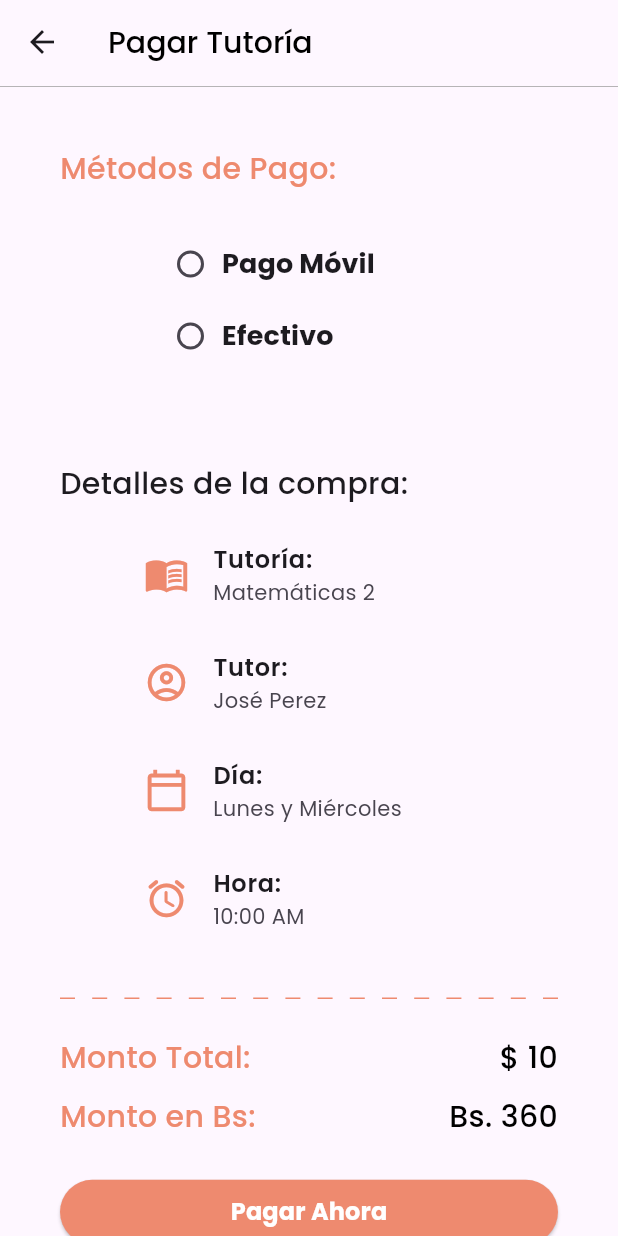
After one commit to Metro-Experts/metroexpert-front, a Flutter app: the PaymentPage screen opened directly, on a phone screen of 412 x 824 dp. The commit adds this screen. Run offline on Flutter 3.47's test engine with Material 3 defaults, Android fonts, the light colour scheme and no system bars; our stand-ins replace firebase_auth, firebase_core, flutter_svg; accounts and stored records are empty.

Commit message:
Vista de Pago y Pago Móvil
La vista de pago y la conexión a la pagina de los datos en caso de elegir esa opción.

```diff
--- a/lib/main.dart
+++ b/lib/main.dart
@@ -3,6 +3,7 @@ import 'package:flutter/material.dart';
 import 'package:metro_experts/pages/create_class.dart';
 import 'package:metro_experts/pages/home_page.dart';
 import 'package:metro_experts/pages/intro_page.dart';
+import 'package:metro_experts/pages/payment_page.dart';
 import 'package:metro_experts/pages/sign_in_page.dart';
 import 'package:metro_experts/pages/tutor_edit_profile.dart';
 import 'package:metro_experts/pages/user_edit_profile.dart';
--- /dev/null
+++ b/lib/pages/payment_page.dart
@@ -0,0 +1,207 @@
+//import 'dart:convert';
+import 'package:flutter/material.dart';
+import 'package:flutter/services.dart';
+import 'package:metro_experts/pages/data_payment_page.dart';
+
+class PaymentPage extends StatefulWidget {
+  const PaymentPage({super.key});
+
+  @override
+  State<PaymentPage> createState() => _PaymentPageState();
+}
+
+class _PaymentPageState extends State<PaymentPage> {
+  String selectedOption = "";
+  final double height = 1;
+
+  @override
+  Widget build(BuildContext context) {
+    SystemChrome.setPreferredOrientations([
+      DeviceOrientation.portraitUp,
+      DeviceOrientation.portraitDown,
+    ]);
+    return Scaffold(
+        appBar: AppBar(
+          title: const Text("Pagar Tutoría",
+              textAlign: TextAlign.center,
+              style: TextStyle(
+                  fontWeight: FontWeight.w500,
+                  color: Colors.black,
+                  fontSize: 20)),
+          bottom: PreferredSize(
+            preferredSize: const Size.fromHeight(2.0),
+            child: Container(
+              color: Colors.grey,
+              height: 0.5,
+            ),
+          ),
+        ),
+        body: SingleChildScrollView(
+          padding: const EdgeInsets.only(left: 40, top: 40, right: 40),
+          child: ListBody(children: [
+            const Text(
+              'Métodos de Pago: ',
+              style: TextStyle(
+                fontWeight: FontWeight.w500,
+                fontSize: 20,
+                color: Color(0xFFEE8A6F),
+              ),
+            ),
+            const SizedBox(height: 25),
+            Center(
+              child: Column(
+              children: [
+                SizedBox(
+                  width: 200,
+                  child: RadioMenuButton(
+                    value: 'Pago Móvil',
+                    groupValue: selectedOption,
+                    onChanged: (selectedValue) {
+                      setState(() {
+                        selectedOption = selectedValue!;
+                      });
+                    },
+                    child: const Text('Pago Móvil', style: TextStyle(fontSize: 18, fontWeight: FontWeight.bold)),
+                  ),
+                ),
+                SizedBox(
+                  width: 200,
+                  child: RadioMenuButton(
+                    value: 'Efectivo',
+                    groupValue: selectedOption,
+                    onChanged: (selectedValue) {
+                      setState(() {
+                        selectedOption = selectedValue!;
+                      });
+                    },
+                    child: const Text('Efectivo', style: TextStyle(fontSize: 18, fontWeight: FontWeight.bold)),
+                  ),
+                )
+              ]),
+            ),
+            const SizedBox(height: 60),
+            const Text(
+              'Detalles de la compra: ',
+              style: TextStyle(
+                fontWeight: FontWeight.w500,
+                fontSize: 20,
+              ),
+            ),
+            const Padding(
+              padding: EdgeInsets.fromLTRB(40, 10, 40, 10),
+              child: Column(
+              children: [
+                ListTile(
+                    title: Text("Tutoría:", style: TextStyle(fontWeight: FontWeight.w600)),
+                    subtitle: Text("Matemáticas 2"),
+                    leading:Icon(Icons.menu_book_outlined, color: Color(0xFFEE8A6F), size: 30),
+                ),
+                ListTile(
+                    title: Text("Tutor: ", style: TextStyle(fontWeight: FontWeight.w600)),
+                    subtitle: Text("José Perez"),
+                    leading:Icon(Icons.account_circle_outlined, color: Color(0xFFEE8A6F), size: 30),
+                ),
+                ListTile(
+                    title: Text("Día: ", style: TextStyle(fontWeight: FontWeight.w600)),
+                    subtitle: Text("Lunes y Miércoles"),
+                    leading:Icon(Icons.calendar_today_outlined, color: Color(0xFFEE8A6F), size: 30),
+                ),
+                ListTile(
+                    title: Text("Hora: ", style: TextStyle(fontWeight: FontWeight.w600)),
+                    subtitle: Text("10:00 AM"),
+                    leading:Icon(Icons.access_alarm_rounded, color: Color(0xFFEE8A6F), size: 30),
+                ),
+              ],
+            ),
+            ),
+            const SizedBox(height: 20),
+            LayoutBuilder(
+              builder: (BuildContext context, BoxConstraints constraints) {
+                final boxWidth = constraints.constrainWidth();
+                const dashWidth = 10.0;
+                final dashHeight = height;
+                final dashCount = (boxWidth / (2 * dashWidth)).floor();
+                return Flex(
+                mainAxisAlignment: MainAxisAlignment.spaceBetween,
+                direction: Axis.horizontal,
+                children: List.generate(dashCount, (_) {
+                    return SizedBox(
+                      width: dashWidth,
+                      height: dashHeight,
+                      child: const DecoratedBox(
+                        decoration: BoxDecoration(color: Color(0xffEE8A6F)),
+                      ),
+                    );
+                  }),
+                );
+              },
+            ),
+            const SizedBox(height: 25),
+            const Row(
+              mainAxisAlignment: MainAxisAlignment.spaceBetween,
+              children: [
+                Text("Monto Total: ", style: TextStyle(
+                  fontWeight: FontWeight.w500,
+                  fontSize: 20,
+                  color: Color(0xFFEE8A6F),
+                ),
+              ),
+              Text("\$ 10", style: TextStyle(
+                  fontWeight: FontWeight.w500,
+                  fontSize: 20,
+                  color: Colors.black,
+                ),
+              ),
+              ],
+            ),
+            const SizedBox(height: 10),
+            const Row(
+              mainAxisAlignment: MainAxisAlignment.spaceBetween,
+              children: [
+                Text("Monto en Bs: ", style: TextStyle(
+                  fontWeight: FontWeight.w500,
+                  fontSize: 20,
+                  color: Color(0xFFEE8A6F),
+                ),
+              ),
+              Text("Bs. 360", style: TextStyle(
+                  fontWeight: FontWeight.w500,
+                  fontSize: 20,
+                  color: Colors.black,
+                ),
+              ),
+              ],
+            ),
+            const SizedBox(height: 25),
+            SizedBox(
+              width: 200,
+              child: ElevatedButton(
+              onPressed: () {
+                if(selectedOption == 'Pago Móvil'){
+                  Navigator.push(
+                          context,
+                          MaterialPageRoute(
+                            builder: (context) => const DataPaymentPage(),
+                  ),
+                  );
+                }
+              },
+              style: ElevatedButton.styleFrom(
+                backgroundColor:const Color(0xffEE8A6F),
+                padding: const EdgeInsets.symmetric(
+                horizontal: 60, vertical: 10),
+              ),
+              child: const Text(
+                'Pagar Ahora',
+                style: TextStyle(
+                  fontSize: 16,
+                  fontWeight: FontWeight.bold,
+                  color:  Colors.white,
+                ),
+              ),
+              ),
+            ),
+          ]),
+        ));
+  }
+}
```
Also changed, not shown: lib/pages/data_payment_page.dart (added, +168 -0 lines), 3 other files.
